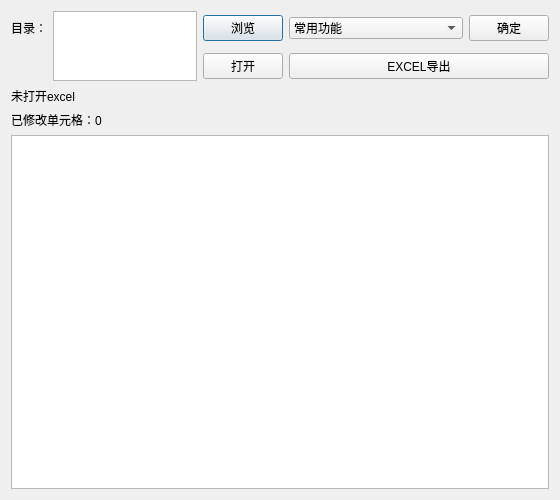
Old version of the form test.ui in the repository wsad21456/pyQt5Ui.
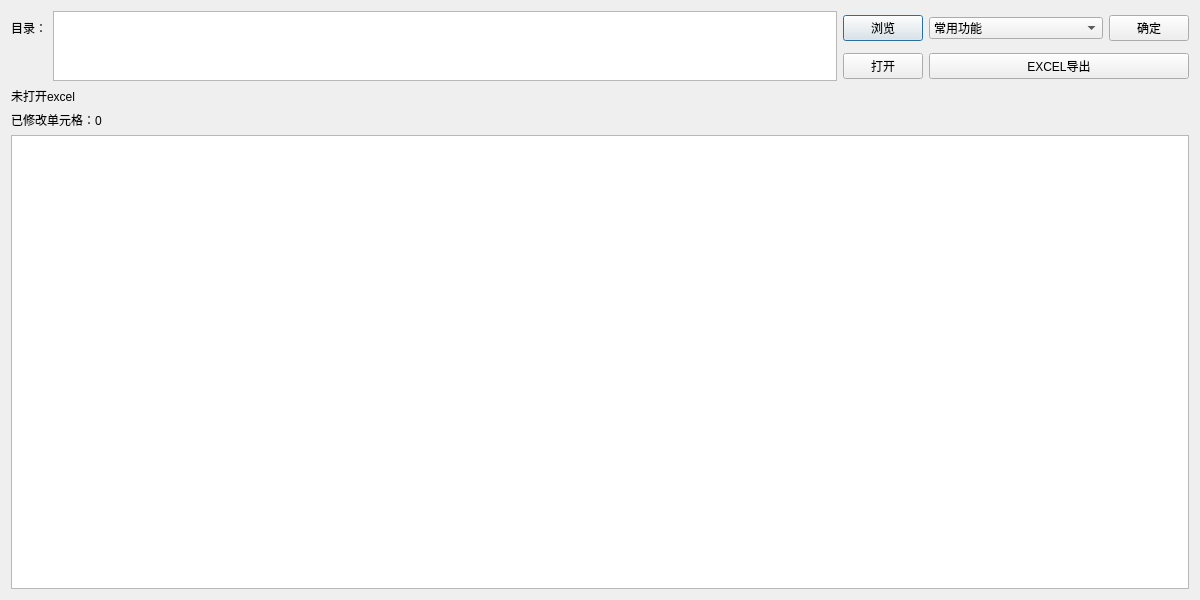
New version of the form.

Commit message: 添加本地图片识别

Patch:
```diff
--- a/test.ui
+++ b/test.ui
@@ -6,8 +6,8 @@
    <rect>
     <x>0</x>
     <y>0</y>
-    <width>560</width>
-    <height>500</height>
+    <width>1200</width>
+    <height>600</height>
    </rect>
   </property>
   <property name="windowTitle">
```
Left out of the diff: 23 changed lines with no effect on the pictures. The commit also changes 2 other files.
